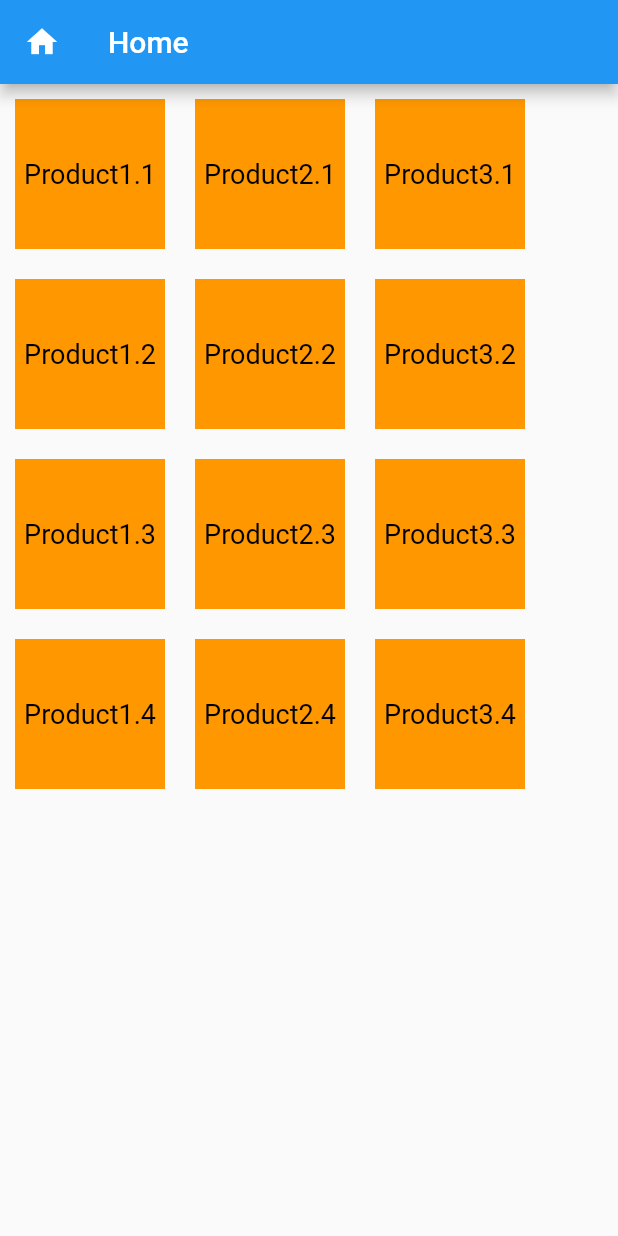
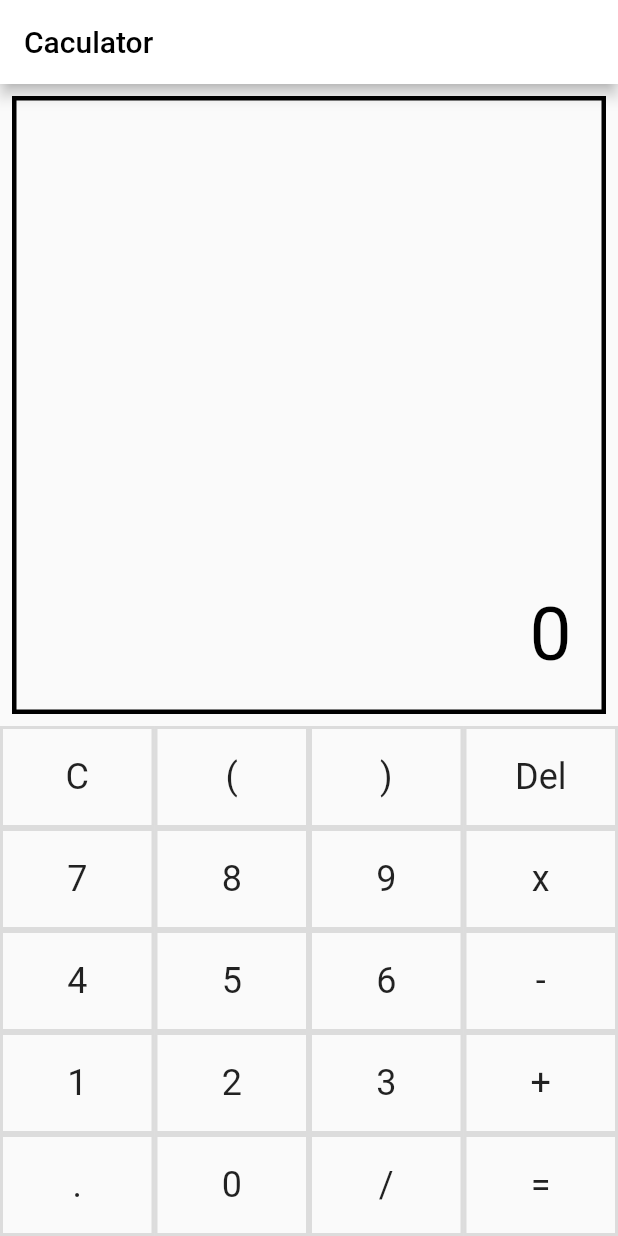
Before and after one commit to nguyenduynien/firstmyapp, a Flutter app: the screen it shows after launch, on a phone screen of 412 x 824 dp. Run offline on Flutter 3.47's test engine with Material 2 defaults, Android fonts, the phone set to English and light mode, and no system bars.

Commit message:
06/03/2021

```diff
--- a/lib/main.dart
+++ b/lib/main.dart
@@ -1,232 +1,157 @@
 import 'package:flutter/material.dart';
+import 'package:flutter/cupertino.dart';
 
-void main() {
-  runApp(MaterialApp(
-    home: Home(),
-  ));
+void main(){
+  runApp(MyApp());
 }
 
-class Home extends StatelessWidget {
+class MyApp extends StatefulWidget {
+  @override
+  _MyAppState createState() => _MyAppState();
+}
+
+class _MyAppState extends State<MyApp> {
+
+  String output = "0";
+  String _output = "0";
+  double num1 = 0.0;
+  double num2 = 0.0;
+  String operand = "";
+
+  operation(String btntext){
+    if( btntext == "C"){
+      _output = "0";
+      num1 = 0.0;
+      num2 = 0.0;
+      operand = "";
+    }
+    else if(btntext == "+" || btntext == "-" || btntext == "x" || btntext == "/"){
+      num1 = double.parse(output);
+      operand = btntext;
+      _output = "0";
+    }
+    else if(btntext == "="){
+      num2 = double.parse(output);
+
+      if(operand == "+"){
+        _output = (num1 + num2).toString();
+      }
+      if(operand == "-"){
+        _output = (num1 - num2).toString();
+      }
+      if(operand == "x"){
+        _output = (num1 * num2).toString();
+      }
+      if(operand == "/"){
+        _output = (num1 / num2).toString();
+      }
+
+      num1 = 0.0;
+      num2 = 0.0;
+      operand = "";
+    }
+    else {
+      _output = _output + btntext;
+    }
+
+    setState(() {
+      output = double.parse(_output).toStringAsFixed(2);
+    });
+  }
+
+  Widget button(String btntext)=> Expanded(
+      child: RawMaterialButton(
+        shape: Border.all(color: Colors.black12, width: 2),
+        padding: EdgeInsets.all(20),
+        child: Text(
+          "$btntext",
+          style: TextStyle(
+            fontSize: 24,
+          ),
+        ),
+        onPressed: (){
+          operation(btntext);
+        },
+      ),
+    );
+
   @override
   Widget build(BuildContext context) {
-    return Scaffold(
+    return MaterialApp(
+      debugShowCheckedModeBanner: false,
+      home: Scaffold(
         appBar: AppBar(
-        title: Text('Home'),
-        leading: Icon(Icons.home),
-        backgroundColor: Colors.blue,
+          title: Text(
+            "Caculator",
+            style: TextStyle(
+              color: Colors.black,
+            ),
+          ),
+          backgroundColor: Colors.white,
         ),
         body: Container(
-        //padding: EdgeInsets.all(5),
-        child: Row(
-          mainAxisAlignment: MainAxisAlignment.spaceBetween,
-          crossAxisAlignment: CrossAxisAlignment.center,
-          mainAxisSize: MainAxisSize.min,
+          child: Column(
+            mainAxisAlignment: MainAxisAlignment.end,
             children: [
-            Column(
-              children: [
-                Container(
-                  height: 100,
-                  width: 100,
-                  margin: EdgeInsets.all(10),
-                  color: Colors.orange,
-                  child: Center(
+              Expanded(
+                child: Container(
+                  alignment: Alignment.bottomRight,
+                  decoration: BoxDecoration(
+                    border: Border.all(color: Colors.black,width: 3),
+                  ),
+                  padding: EdgeInsets.all(20),
+                  margin: EdgeInsets.all(8),
                   child: Text(
-                        "Product1.1",
-                        textAlign: TextAlign.center,
+                      "$output",
                     style: TextStyle(
+                      fontSize: 50,
                       color: Colors.black,
-                          fontSize: 18,
-                        )
                     ),
                   ),
                 ),
-                Container(
-                  height: 100,
-                  width: 100,
-                  margin: EdgeInsets.all(10),
-                  color: Colors.orange,
-                  child: Center(
-                    child: Text(
-                        "Product1.2",
-                        textAlign: TextAlign.center,
-                        style: TextStyle(
-                          color: Colors.black,
-                          fontSize: 18,
-                        )
               ),
-                  ),
-                ),
-                Container(
-                  height: 100,
-                  width: 100,
-                  margin: EdgeInsets.all(10),
-                  color: Colors.orange,
-                  child: Center(
-                    child: Text(
-                        "Product1.3",
-                        textAlign: TextAlign.center,
-                        style: TextStyle(
-                          color: Colors.black,
-                          fontSize: 18,
-                        )
-                    ),
-                  ),
-                ),
-                Container(
-                  height: 100,
-                  width: 100,
-                  margin: EdgeInsets.all(10),
-                  color: Colors.orange,
-                  child: Center(
-                    child: Text(
-                        "Product1.4",
-                        textAlign: TextAlign.center,
-                        style: TextStyle(
-                          color: Colors.black,
-                          fontSize: 18,
-                        )
-                    ),
-                  ),
-                ),
+              Row(
+                children: [
+                  button("C"),
+                  button("("),
+                  button(")"),
+                  button("Del"),
                 ],
               ),
-            Column(
+              Row(
                 children: [
-                Container(
-                  height: 100,
-                  width: 100,
-                  margin: EdgeInsets.all(10),
-                  color: Colors.orange,
-                  child: Center(
-                    child: Text(
-                        "Product2.1",
-                        textAlign: TextAlign.center,
-                        style: TextStyle(
-                          color: Colors.black,
-                          fontSize: 18,
-                        )
-                    ),
-                  ),
-                ),
-                Container(
-                  height: 100,
-                  width: 100,
-                  margin: EdgeInsets.all(10),
-                  color: Colors.orange,
-                  child: Center(
-                    child: Text(
-                        "Product2.2",
-                        textAlign: TextAlign.center,
-                        style: TextStyle(
-                          color: Colors.black,
-                          fontSize: 18,
-                        )
-                    ),
-                  ),
-                ),
-                Container(
-                  height: 100,
-                  width: 100,
-                  margin: EdgeInsets.all(10),
-                  color: Colors.orange,
-                  child: Center(
-                    child: Text(
-                        "Product2.3",
-                        textAlign: TextAlign.center,
-                        style: TextStyle(
-                          color: Colors.black,
-                          fontSize: 18,
-                        )
-                    ),
-                  ),
-                ),
-                Container(
-                  height: 100,
-                  width: 100,
-                  margin: EdgeInsets.all(10),
-                  color: Colors.orange,
-                  child: Center(
-                    child: Text(
-                        "Product2.4",
-                        textAlign: TextAlign.center,
-                        style: TextStyle(
-                          color: Colors.black,
-                          fontSize: 18,
-                        )
-                    ),
-                  ),
-                ),
+                  button("7"),
+                  button("8"),
+                  button("9"),
+                  button("x"),
                 ],
               ),
-            Column(
+              Row(
                 children: [
-                Container(
-                  height: 100,
-                  width: 100,
-                  margin: EdgeInsets.all(10),
-                  color: Colors.orange,
-                  child: Center(
-                    child: Text(
-                        "Product3.1",
-                        textAlign: TextAlign.center,
-                        style: TextStyle(
-                          color: Colors.black,
-                          fontSize: 18,
-                        )
+                  button("4"),
+                  button("5"),
+                  button("6"),
+                  button("-"),
+                ],
               ),
+              Row(
+                children: [
+                  button("1"),
+                  button("2"),
+                  button("3"),
+                  button("+"),
+                ],
               ),
-                ),
-                Container(
-                  height: 100,
-                  width: 100,
-                  margin: EdgeInsets.all(10),
-                  color: Colors.orange,
-                  child: Center(
-                    child: Text(
-                        "Product3.2",
-                        textAlign: TextAlign.center,
-                        style: TextStyle(
-                          color: Colors.black,
-                          fontSize: 18,
-                        )
-                    ),
-                  ),
-                ),
-                Container(
-                  height: 100,
-                  width: 100,
-                  margin: EdgeInsets.all(10),
-                  color: Colors.orange,
-                  child: Center(
-                    child: Text(
-                        "Product3.3",
-                        textAlign: TextAlign.center,
-                        style: TextStyle(
-                          color: Colors.black,
-                          fontSize: 18,
-                        )
-                    ),
-                  ),
-                ),
-                Container(
-                  height: 100,
-                  width: 100,
-                  margin: EdgeInsets.all(10),
-                  color: Colors.orange,
-                  child: Center(
-                    child: Text(
-                        "Product3.4",
-                        textAlign: TextAlign.center,
-                        style: TextStyle(
-                          color: Colors.black,
-                          fontSize: 18,
-                        )
-                    ),
-                  ),
-                ),
+              Row(
+                children: [
+                  button("."),
+                  button("0"),
+                  button("/"),
+                  button("="),
                 ],
               ),
             ],
+          )
         ),
       ),
     );
```
Lines whose indentation alone changed are shown as unchanged.
